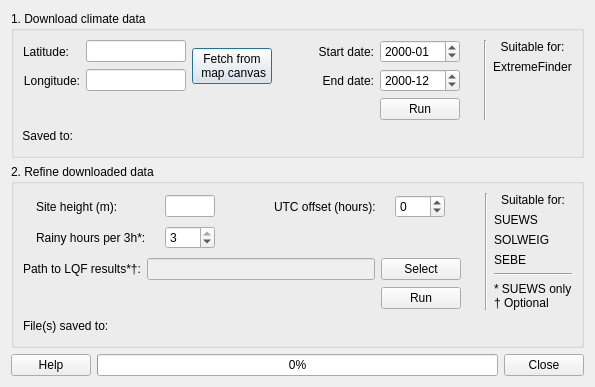
Old version of the form WATCHData/watch_dialog_base.ui in the repository UMEP-dev/UMEP.
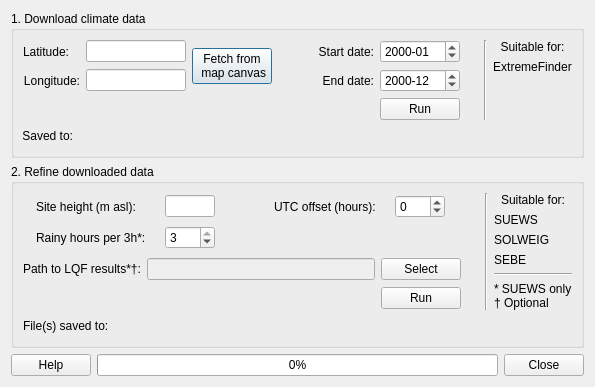
New version of the form.

Commit message: 0.5.3 : Bug fixing in Wall Height and aspect. Update on ShadowGenerator. General cleaning.

What changed in the file:
```diff
--- a/WATCHData/watch_dialog_base.ui
+++ b/WATCHData/watch_dialog_base.ui
@@ -6,7 +6,7 @@
    <rect>
     <x>0</x>
     <y>0</y>
-    <width>585</width>
+    <width>589</width>
     <height>372</height>
    </rect>
   </property>
@@ -442,7 +442,7 @@
            </sizepolicy>
           </property>
           <property name="text">
-           <string>Site height (m):</string>
+           <string>Site height (m asl):</string>
           </property>
           <property name="alignment">
            <set>Qt::AlignLeading|Qt::AlignLeft|Qt::AlignVCenter</set>
```
The commit also changes 122 other files.
